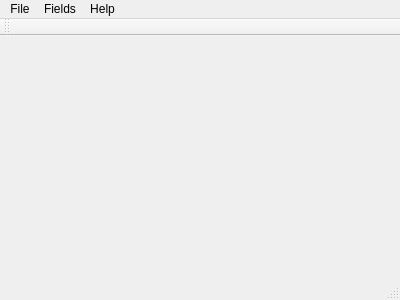
Old version of the form Source/Tome/mainwindow.ui in the repository npruehs/tome-editor.
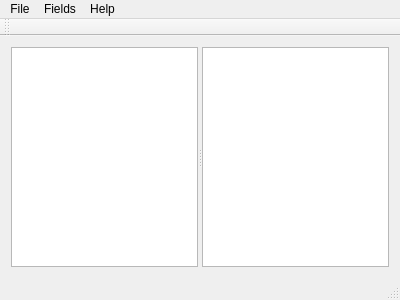
New version of the form.

Commit message: ADDED: Records - Showing tree view with all project records.

Diff of the .ui file:
```diff
--- a/Source/Tome/mainwindow.ui
+++ b/Source/Tome/mainwindow.ui
@@ -13,7 +13,23 @@
   <property name="windowTitle">
    <string>Tome 0.2.0</string>
   </property>
-  <widget class="QWidget" name="centralWidget"/>
+  <widget class="QWidget" name="centralWidget">
+   <layout class="QGridLayout" name="gridLayout">
+    <item row="0" column="0">
+     <widget class="QSplitter" name="splitter">
+      <property name="orientation">
+       <enum>Qt::Horizontal</enum>
+      </property>
+      <widget class="QTreeView" name="treeView">
+       <property name="headerHidden">
+        <bool>true</bool>
+       </property>
+      </widget>
+      <widget class="QTableWidget" name="tableWidget"/>
+     </widget>
+    </item>
+   </layout>
+  </widget>
   <widget class="QMenuBar" name="menuBar">
    <property name="geometry">
     <rect>
```
The commit also changes 5 other files.
